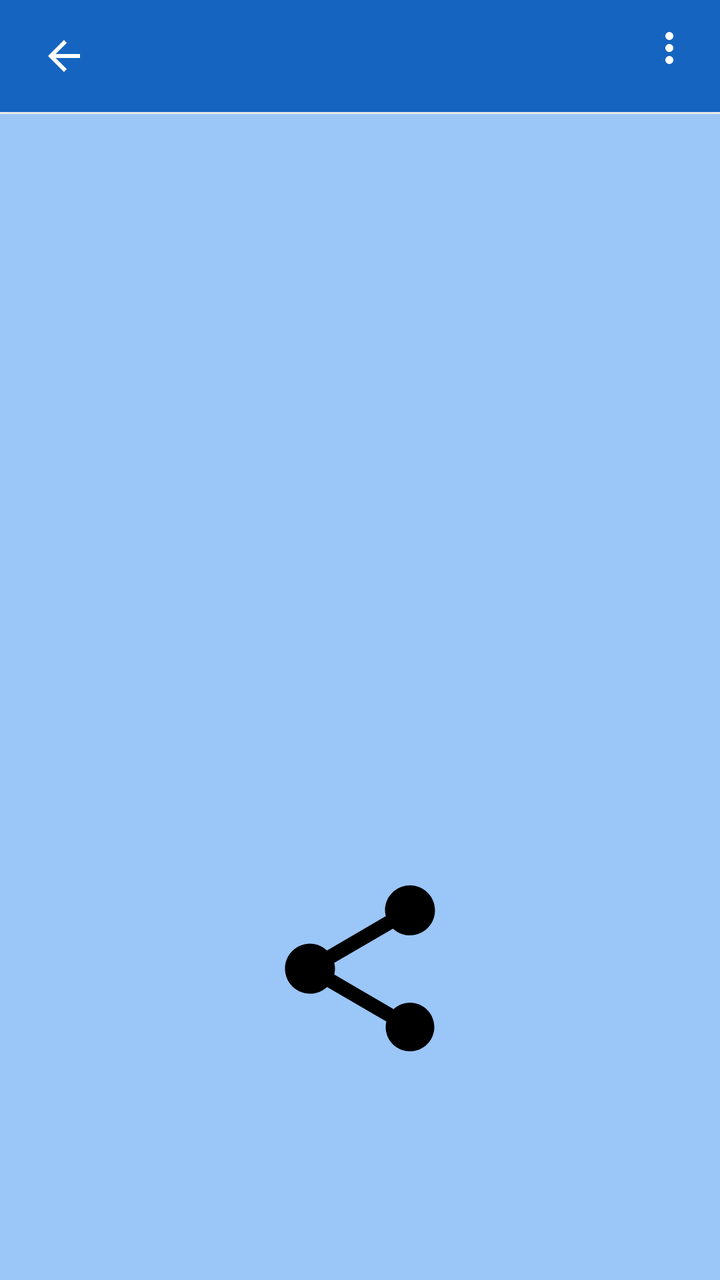
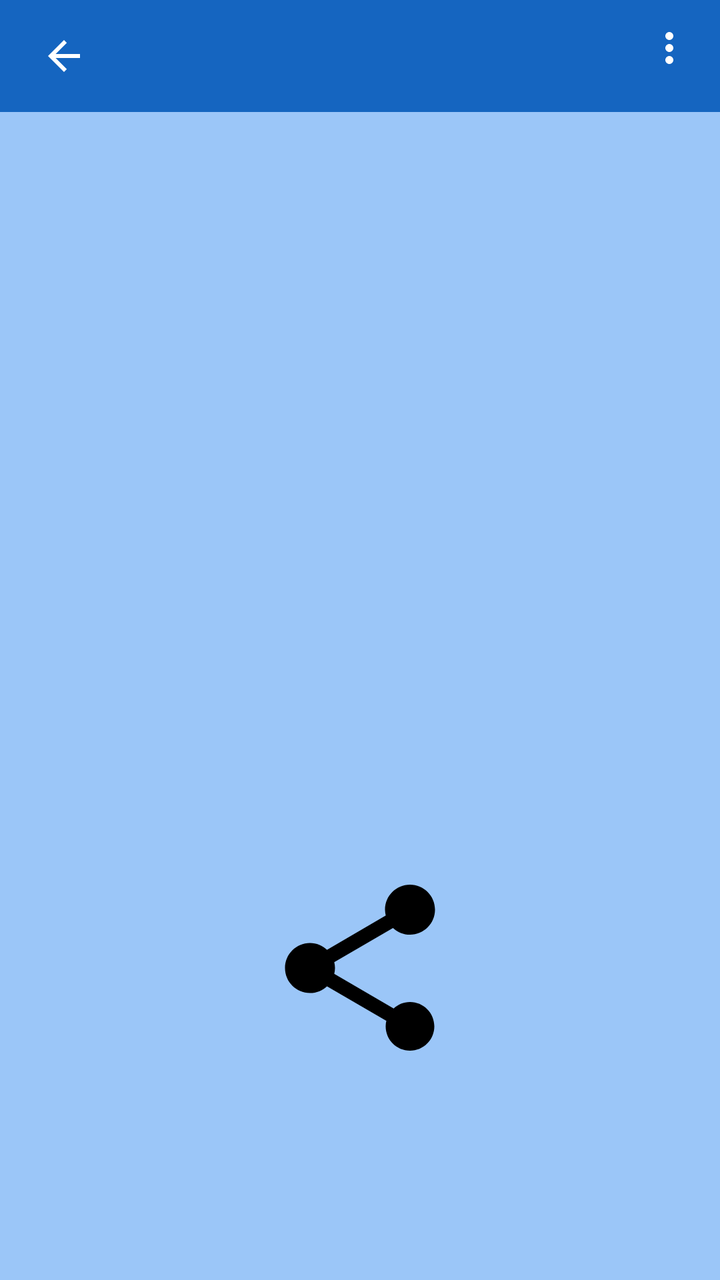

Compare the two renders of this Android layout. The source of the first and the diff that turns it into the second are given below.
<!-- AndroidManifest.xml: application theme AppTheme -->
<!-- res/layout/activity_view_qr_code.xml -->
<?xml version="1.0" encoding="utf-8"?>
<androidx.coordinatorlayout.widget.CoordinatorLayout
    xmlns:android="http://schemas.android.com/apk/res/android"
    xmlns:app="http://schemas.android.com/apk/res-auto"
    xmlns:tools="http://schemas.android.com/tools"
    android:id="@+id/main"
    android:orientation="vertical"
    android:layout_width="match_parent"
    android:layout_height="match_parent"
    tools:context=".activity.ViewQrCodeActivity">
    <LinearLayout
        android:layout_width="match_parent"
        android:orientation="vertical"
        android:layout_height="match_parent">
        <include layout="@layout/tool_bar"/>
        <LinearLayout
            android:layout_width="match_parent"
            android:gravity="center"
            android:background="@color/backgrund2"
            android:layout_height="match_parent">
            <ScrollView
                android:layout_width="match_parent"
                android:layout_height="wrap_content"
                android:padding="16dp">

                <LinearLayout
                    android:orientation="vertical"
                    android:layout_width="match_parent"
                    android:layout_height="wrap_content"
                    android:gravity="center_horizontal">

                    
                    <TextView
                        android:id="@+id/tv_title"
                        android:layout_width="wrap_content"
                        android:layout_height="wrap_content"
                        android:text="Votre QR Code"
                        android:textSize="20sp"
                        android:visibility="gone"
                        android:paddingBottom="8dp"/>

                    
                    <ImageView
                        android:id="@+id/iv_qrcode"
                        android:layout_width="256dp"
                        android:layout_height="256dp"
                        android:contentDescription="QR Code"/>
                    
                    <View
                        android:layout_width="match_parent"
                        android:layout_height="16dp" />

                    
                    <ImageView
                        android:layout_width="100dp"
                        android:id="@+id/share"
                        android:src="@drawable/baseline_share_40"
                        android:layout_height="100dp">

                    </ImageView>

                </LinearLayout>
            </ScrollView>
        </LinearLayout>
    </LinearLayout>
    <View
        android:layout_width="match_parent"
        android:background="@color/black_transparant"
        android:id="@+id/vide"
        android:visibility="gone"
        android:layout_height="match_parent">

    </View>
    <LinearLayout
        android:layout_width="match_parent"
        android:layout_gravity="bottom"
        android:id="@+id/sheet"
        android:layout_marginHorizontal="5dp"
        android:orientation="vertical"
        android:background="@null"
        android:layout_height="wrap_content">

    </LinearLayout>
</androidx.coordinatorlayout.widget.CoordinatorLayout>
<!-- res/layout/tool_bar.xml (included above) -->
<?xml version="1.0" encoding="utf-8"?>
<androidx.coordinatorlayout.widget.CoordinatorLayout
    xmlns:android="http://schemas.android.com/apk/res/android"
    xmlns:app="http://schemas.android.com/apk/res-auto"
    android:layout_width="match_parent"
    android:layout_height="wrap_content">
    <LinearLayout
        android:layout_width="match_parent"
        android:layout_height="wrap_content"
        android:orientation="vertical">
        <com.google.android.material.appbar.AppBarLayout
            android:id="@+id/appbar"
            android:layout_width="match_parent"
            android:layout_height="wrap_content"
            android:background="@color/colorPrimary"
            android:minHeight="?attr/actionBarSize"
            android:paddingHorizontal="2dp"
            app:elevation="@dimen/fab_margin">

            <com.google.android.material.appbar.MaterialToolbar
                android:id="@+id/toolbar_personnalise"
                style="@style/Widget.MaterialComponents.Toolbar.PrimarySurface"
                android:layout_width="match_parent"
                android:layout_height="wrap_content"
                android:elevation="5dp"
                android:paddingHorizontal="2dp">

                <LinearLayout
                    android:id="@+id/select_type_evaluation"
                    android:layout_width="match_parent"
                    android:layout_height="wrap_content"
                    android:gravity="center_vertical"
                    android:orientation="horizontal">

                    <ImageView
                        android:id="@+id/back"
                        android:layout_width="wrap_content"
                        android:layout_height="wrap_content"
                        android:padding="2dp"
                        android:src="@drawable/back"
                        android:visibility="visible"
                        app:tint="@color/white">

                    </ImageView>

                    <androidx.coordinatorlayout.widget.CoordinatorLayout
                        android:layout_width="wrap_content"
                        android:layout_height="wrap_content">

                        <de.hdodenhof.circleimageview.CircleImageView
                            android:id="@+id/profile_image"
                            android:layout_width="50dp"
                            android:layout_height="40dp"
                            android:layout_marginVertical="2dp"

                            android:src="@drawable/user"
                            android:visibility="gone"
                            app:civ_border_color="@color/argent"
                            app:civ_border_width="2dp" />

                        <View
                            android:id="@+id/star"
                            android:layout_width="15dp"
                            android:layout_height="15dp"
                            android:layout_gravity="top|left"
                            android:layout_marginLeft="35dp"
                            android:layout_marginTop="8dp"
                            android:background="@drawable/circle_background_red"
                            android:visibility="gone">

                        </View>
                    </androidx.coordinatorlayout.widget.CoordinatorLayout>

                    <LinearLayout
                        android:id="@+id/tool"
                        android:layout_width="match_parent"
                        android:layout_height="wrap_content"
                        android:layout_marginEnd="30dp"
                        android:orientation="vertical">

                        <TextView
                            android:id="@+id/tx_text"
                            android:layout_width="wrap_content"
                            android:layout_height="wrap_content"
                            android:layout_gravity="start"
                            android:fontFamily="@font/exo_medium"
                            android:paddingHorizontal="2dp"
                            android:textColor="@color/white"
                            android:textSize="18dp"
                            android:textStyle="bold">

                        </TextView>

                        <TextView
                            android:id="@+id/sub_text"
                            android:layout_width="wrap_content"
                            android:layout_height="wrap_content"
                            android:layout_gravity="start"
                            android:fontFamily="@font/exo_medium"
                            android:paddingHorizontal="2dp"
                            android:textColor="@color/white"
                            android:textSize="13dp"
                            android:textStyle="normal"
                            android:visibility="gone">
                        </TextView>
                    </LinearLayout>
                </LinearLayout>
            </com.google.android.material.appbar.MaterialToolbar>
        </com.google.android.material.appbar.AppBarLayout>
        <View
            android:layout_width="match_parent"
            android:background="@color/white"
            android:layout_height="1dp">

        </View>
    </LinearLayout>
    <ImageView
        android:layout_width="35sp"
        android:padding="2sp"
        android:id="@+id/search_icon"
        android:visibility="gone"
        app:tint="@color/argent"
        android:layout_gravity="end|top"
        android:layout_marginEnd="8sp"
        android:src="@drawable/search"
        android:layout_height="match_parent">

    </ImageView>
    <ImageView
        android:layout_width="35sp"
        android:padding="2sp"
        android:id="@+id/ic_mort"
        android:visibility="visible"
        app:tint="@color/white"
        android:layout_gravity="end|top"
        android:layout_marginTop="10dp"
        android:layout_marginEnd="8sp"
        android:src="@drawable/ic_mort_noir"
        android:layout_height="match_parent">

    </ImageView>

</androidx.coordinatorlayout.widget.CoordinatorLayout>
<!-- resources referenced by this layout -->
<resources>
  <color name="argent">#B9A453</color>
  <color name="backgrund2">#9BC6F8</color>
  <color name="black_transparant">#33000000</color>
  <color name="colorPrimary">#1565C0</color>
  <color name="white">#FFFFFFFF</color>
  <dimen name="fab_margin">16dp</dimen>
  <!-- drawable back (drawable) -->
  <vector android:autoMirrored="true" android:height="24dp"
      android:tint="#000000" android:viewportHeight="24"
      android:viewportWidth="24" android:width="24dp" xmlns:android="http://schemas.android.com/apk/res/android">
      <path android:fillColor="@android:color/white" android:pathData="M20,11H7.83l5.59,-5.59L12,4l-8,8 8,8 1.41,-1.41L7.83,13H20v-2z"/>
  </vector>
  <!-- drawable baseline_share_40 (drawable) -->
  <vector xmlns:android="http://schemas.android.com/apk/res/android" android:height="40dp" android:tint="#000000" android:viewportHeight="24" android:viewportWidth="24" android:width="40dp">
        
      <path android:fillColor="@android:color/white" android:pathData="M18,16.08c-0.76,0 -1.44,0.3 -1.96,0.77L8.91,12.7c0.05,-0.23 0.09,-0.46 0.09,-0.7s-0.04,-0.47 -0.09,-0.7l7.05,-4.11c0.54,0.5 1.25,0.81 2.04,0.81 1.66,0 3,-1.34 3,-3s-1.34,-3 -3,-3 -3,1.34 -3,3c0,0.24 0.04,0.47 0.09,0.7L8.04,9.81C7.5,9.31 6.79,9 6,9c-1.66,0 -3,1.34 -3,3s1.34,3 3,3c0.79,0 1.5,-0.31 2.04,-0.81l7.12,4.16c-0.05,0.21 -0.08,0.43 -0.08,0.65 0,1.61 1.31,2.92 2.92,2.92 1.61,0 2.92,-1.31 2.92,-2.92s-1.31,-2.92 -2.92,-2.92z"/>
      
  </vector>
  <!-- drawable circle_background_red (drawable) -->
  <?xml version="1.0" encoding="utf-8"?>
  <shape xmlns:android="http://schemas.android.com/apk/res/android"
      android:shape="oval">
      <solid android:color="@color/red"/>
  </shape>
  <!-- drawable ic_mort_noir (drawable) -->
  <vector android:height="24dp" android:tint="@color/colorBlack"
      android:viewportHeight="24.0" android:viewportWidth="24.0"
      android:width="24dp" xmlns:android="http://schemas.android.com/apk/res/android">
      <path android:fillColor="#FF000000" android:pathData="M12,8c1.1,0 2,-0.9 2,-2s-0.9,-2 -2,-2 -2,0.9 -2,2 0.9,2 2,2zM12,10c-1.1,0 -2,0.9 -2,2s0.9,2 2,2 2,-0.9 2,-2 -0.9,-2 -2,-2zM12,16c-1.1,0 -2,0.9 -2,2s0.9,2 2,2 2,-0.9 2,-2 -0.9,-2 -2,-2z"/>
  </vector>
  <!-- drawable search: png bitmap (drawable, 891 bytes) -->
  <!-- drawable user: webp bitmap (drawable, 19644 bytes) -->
  <style name="AppTheme" parent="Theme.MaterialComponents.Light.NoActionBar">
          <item name="colorPrimary">@color/colorPrimary</item>
          <item name="colorPrimaryDark">@color/colorPrimaryDark</item>
          <item name="android:textStyle">normal</item>
          <item name="android:textColor">@color/black</item>
          <item name="colorAccent">@color/colorAccent</item>
          <item name="windowNoTitle">true</item>
          <item name="fontFamily">@font/poppins_regular</item>
          <item name="android:windowLightNavigationBar" tools:ignore="NewApi">true</item>
          <item name="android:navigationBarColor" tools:targetApi="lollipop">
              @color/navigationBarColor
          </item>
      </style>
  <color name="red">#F44336</color>
  <color name="colorBlack">#212121</color>
  <color name="colorPrimaryDark">#003C8F</color>
  <color name="black">#FF000000</color>
  <color name="colorAccent">#C06515 </color>
  <color name="navigationBarColor">@color/colorPrimaryDark</color>
</resources>

<!-- the commit's change to res/layout/activity_view_qr_code.xml (unified diff, before → after) -->
@@ -51,13 +51,18 @@
                         android:layout_height="16dp" />
 
                     
-                    <ImageView
-                        android:layout_width="100dp"
-                        android:id="@+id/share"
-                        android:src="@drawable/baseline_share_40"
-                        android:layout_height="100dp">
-
-                    </ImageView>
+                    <LinearLayout
+                        android:layout_width="match_parent"
+                        android:gravity="bottom|center"
+                        android:layout_height="match_parent">
+                        <ImageView
+                            android:layout_width="100dp"
+                            android:id="@+id/share"
+                            android:src="@drawable/baseline_share_40"
+                            android:layout_height="100dp">
+
+                        </ImageView>
+                    </LinearLayout>
 
                 </LinearLayout>
             </ScrollView>
@@ -195,6 +200,7 @@
         <View
             android:layout_width="match_parent"
             android:background="@color/white"
+            android:visibility="gone"
             android:layout_height="1dp">
 
         </View>
